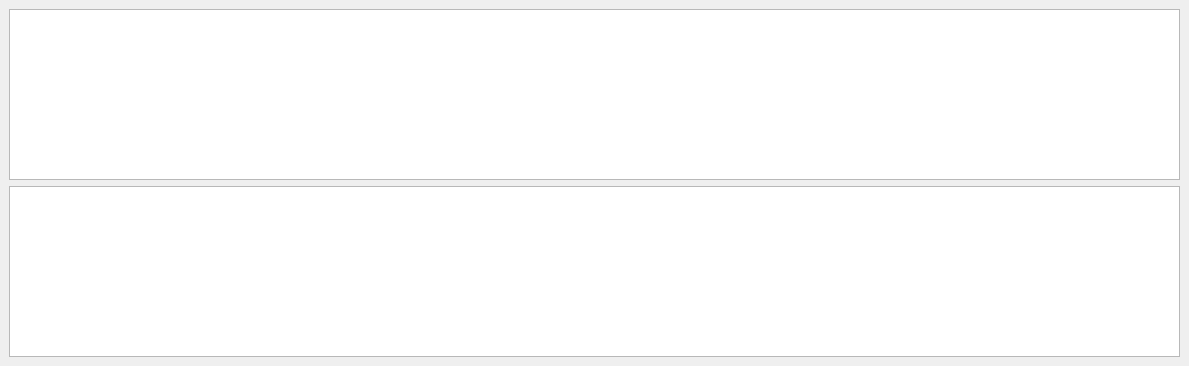
mbridak/not1mm, file not1mm/data/logwindow.ui: the form before one commit.
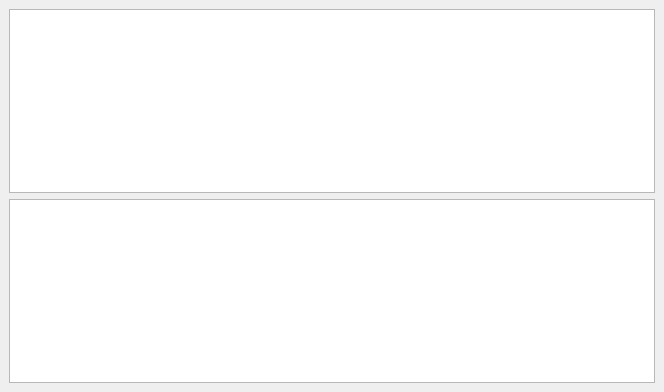
The form after the commit.

Commit message: resize columns and window.

```diff
--- a/not1mm/data/logwindow.ui
+++ b/not1mm/data/logwindow.ui
@@ -6,8 +6,8 @@
    <rect>
     <x>0</x>
     <y>0</y>
-    <width>1189</width>
-    <height>366</height>
+    <width>664</width>
+    <height>392</height>
    </rect>
   </property>
   <property name="windowTitle">
```
The commit also changes 1 other file.
